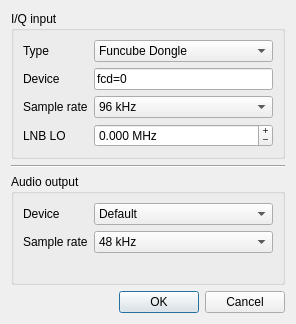
gqrx-sdr/gqrx, file qtgui/ioconfig.ui: the form before one commit.
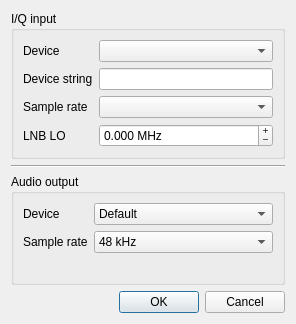
The form after the commit. Icons and pictures are not drawn.

Commit message: Update input device configuration widgets to fit with autodetection API.

The edit to the form file:
```diff
--- a/qtgui/ioconfig.ui
+++ b/qtgui/ioconfig.ui
@@ -33,7 +33,7 @@
       <item row="0" column="0">
        <widget class="QLabel" name="inTypeLabel">
         <property name="text">
-         <string>Type</string>
+         <string>Device</string>
         </property>
        </widget>
       </item>
@@ -45,26 +45,12 @@
         <property name="toolTip">
          <string>Select the input device type</string>
         </property>
-        <item>
-         <property name="text">
-          <string>Funcube Dongle</string>
-         </property>
-        </item>
-        <item>
-         <property name="text">
-          <string>RTL2832U DVB-T</string>
-         </property>
-        </item>
-        <item>
-         <property name="text">
-          <string>USRP</string>
-         </property>
-        </item>
-        <item>
-         <property name="text">
-          <string>OsmoSDR</string>
-         </property>
-        </item>
+        <property name="sizeAdjustPolicy">
+         <enum>QComboBox::AdjustToMinimumContentsLength</enum>
+        </property>
+        <property name="minimumContentsLength">
+         <number>15</number>
+        </property>
        </widget>
       </item>
       <item row="1" column="0">
@@ -73,7 +59,7 @@
          <string>Device arguments</string>
         </property>
         <property name="text">
-         <string>Device</string>
+         <string>Device string</string>
         </property>
        </widget>
       </item>
@@ -89,11 +75,6 @@
         <property name="toolTip">
          <string>Select the sample rate of the input source</string>
         </property>
-        <item>
-         <property name="text">
-          <string>96 kHz</string>
-         </property>
-        </item>
        </widget>
       </item>
       <item row="3" column="0">
@@ -142,7 +123,7 @@
 </string>
         </property>
         <property name="text">
-         <string>fcd=0</string>
+         <string/>
         </property>
        </widget>
       </item>
```
Left out of the diff: 8 changed lines with no effect on the pictures.
